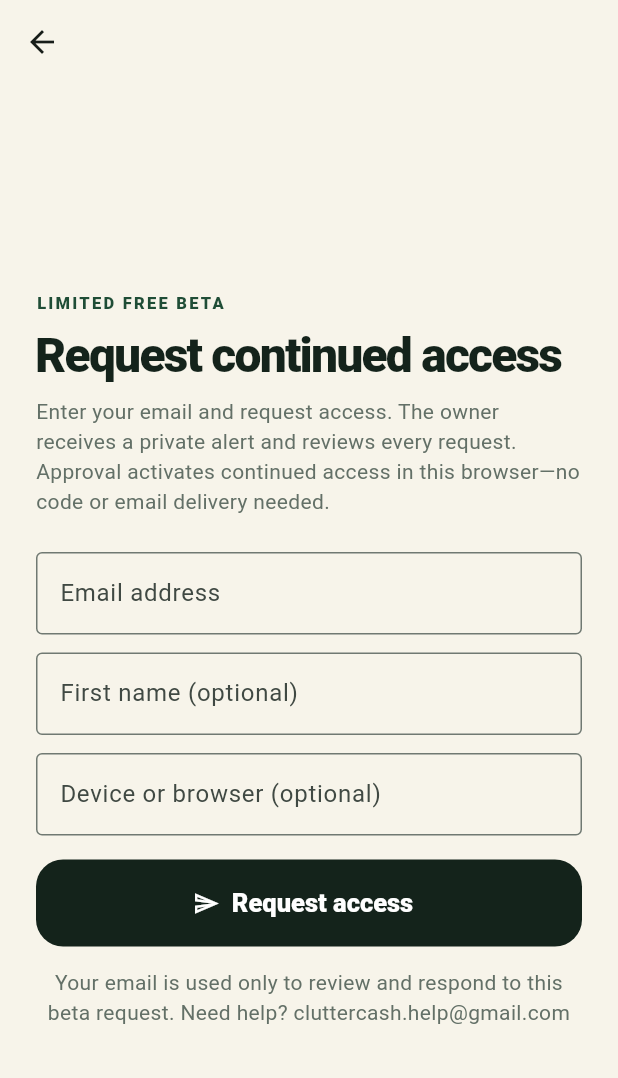
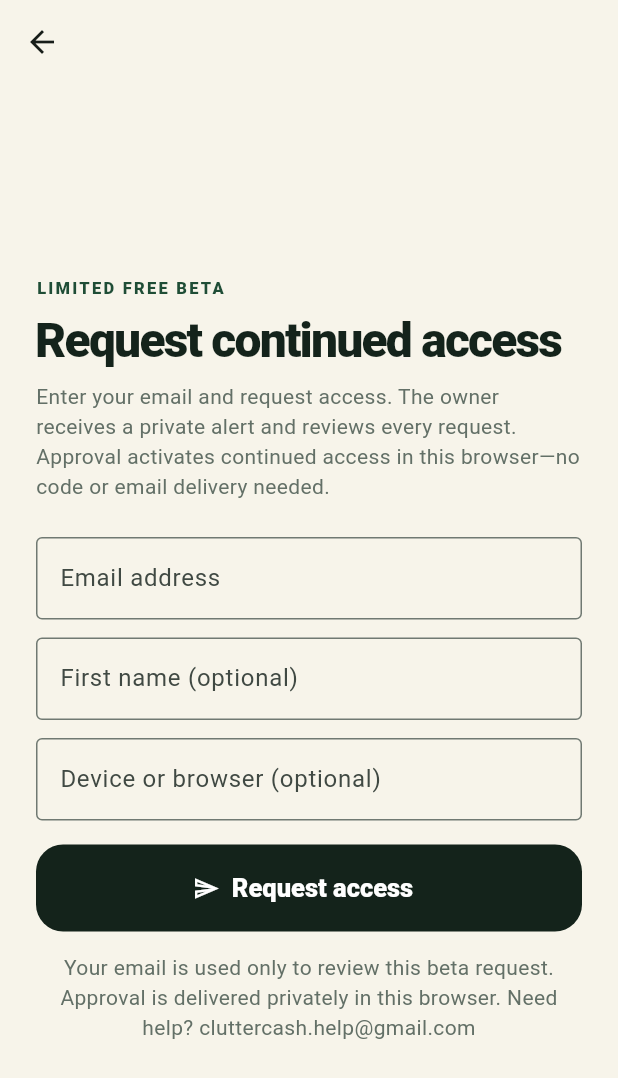
Before and after one commit to zeroleveldev/cluttercash, a Flutter app: the BetaInviteRequestScreen screen opened directly, on a phone screen of 412 x 824 dp. Shown: the top 1078 px of the screen. Run offline on Flutter 3.47's test engine with Material 3 defaults, Android fonts, the light colour scheme and no system bars; our stand-ins replace image_picker, shared_preferences; accounts and stored records are empty.

Commit message:
docs: clarify in-app approval delivery

```diff
--- a/lib/main.dart
+++ b/lib/main.dart
@@ -307,7 +307,7 @@ class BetaTermsScreen extends StatelessWidget {
               ),
               SizedBox(height: 10),
               Text(
-                'Effective September 9, 2026. This free beta allows three no-registration analyses per browser/device, followed by optional manually approved access in that same browser. Existing invite codes remain supported. There are no subscriptions, scan packs, payments, or in-app purchases.',
+                'Effective September 10, 2026. This free beta allows three no-registration analyses per browser/device, followed by optional manually approved access in that same browser. Existing invite codes remain supported. There are no subscriptions, scan packs, payments, or in-app purchases.',
                 style: TextStyle(color: _muted, height: 1.45),
               ),
               SizedBox(height: 22),
@@ -1504,7 +1504,7 @@ class _BetaInviteRequestScreenState extends State<BetaInviteRequestScreen> {
                       ],
                       const SizedBox(height: 14),
                       const Text(
-                        'Your email is used only to review and respond to this beta request. Need help? cluttercash.help@gmail.com',
+                        'Your email is used only to review this beta request. Approval is delivered privately in this browser. Need help? cluttercash.help@gmail.com',
                         textAlign: TextAlign.center,
                         style: TextStyle(color: _muted),
                       ),
```
Also changed, not shown: 2 other files.
